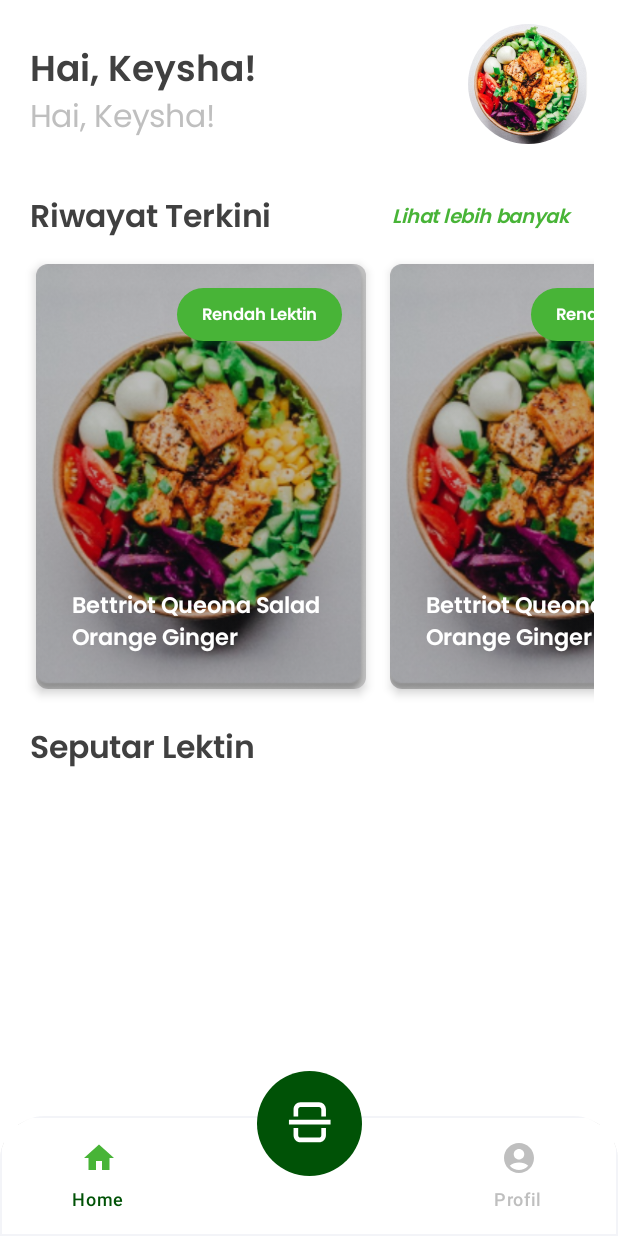
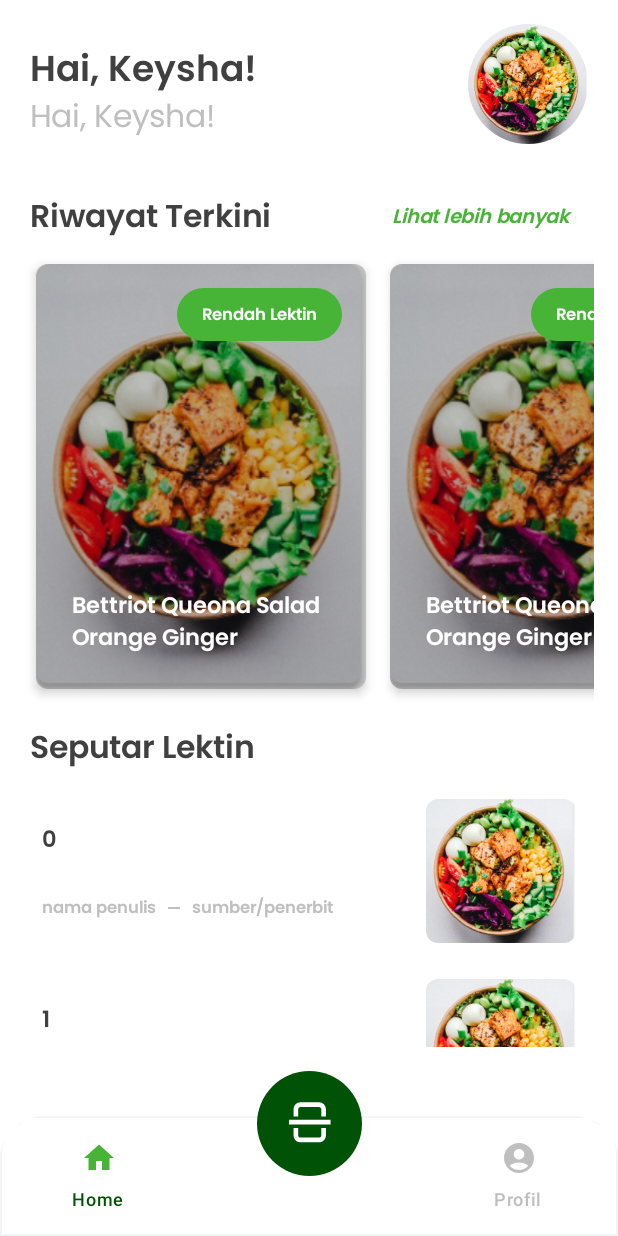
Before and after one commit to fitristachan/DietIn, an Android app built with Jetpack Compose: the MainActivity screen opened directly, with no data from a screen before it, on a phone screen of 412 x 824 dp. Run offline under Robolectric (Android 15) with nearby library versions, the phone set to English and light mode, and no system bars.

Commit message:
slicing home and articlecard done

```diff
--- a/app/src/main/java/com/dietin/ui/component/ArticleCard.kt
+++ b/app/src/main/java/com/dietin/ui/component/ArticleCard.kt
@@ -1 +1,127 @@
 package com.dietin.ui.component
+
+import androidx.compose.foundation.Image
+import androidx.compose.foundation.background
+import androidx.compose.foundation.layout.Arrangement
+import androidx.compose.foundation.layout.Column
+import androidx.compose.foundation.layout.Row
+import androidx.compose.foundation.layout.Spacer
+import androidx.compose.foundation.layout.fillMaxHeight
+import androidx.compose.foundation.layout.fillMaxSize
+import androidx.compose.foundation.layout.fillMaxWidth
+import androidx.compose.foundation.layout.height
+import androidx.compose.foundation.layout.padding
+import androidx.compose.foundation.layout.size
+import androidx.compose.foundation.layout.width
+import androidx.compose.foundation.layout.widthIn
+import androidx.compose.foundation.shape.RoundedCornerShape
+import androidx.compose.material3.MaterialTheme
+import androidx.compose.material3.Card
+import androidx.compose.material3.CardDefaults
+import androidx.compose.material3.Text
+import androidx.compose.runtime.Composable
+import androidx.compose.ui.Alignment
+import androidx.compose.ui.Modifier
+import androidx.compose.ui.draw.clip
+import androidx.compose.ui.layout.ContentScale
+import androidx.compose.ui.res.painterResource
+import androidx.compose.ui.text.style.TextAlign
+import androidx.compose.ui.unit.dp
+import com.dietin.R
+
+@Composable
+fun ArticleCard(
+    modifier: Modifier,
+    articleTitle: String
+) {
+    Card(
+        colors = CardDefaults.cardColors(MaterialTheme.colorScheme.background),
+        modifier = Modifier
+            .fillMaxWidth()
+            .height(120.dp)
+            .padding(vertical = 4.dp)
+    ) {
+        Row(
+            modifier = Modifier
+                .fillMaxSize()
+                .padding(8.dp),
+            horizontalArrangement = Arrangement.SpaceBetween
+        ) {
+            Column(
+                horizontalAlignment = Alignment.Start,
+                verticalArrangement = Arrangement.SpaceBetween,
+                modifier = Modifier
+                    .fillMaxHeight()
+                    .padding(vertical = 16.dp)
+            ) {
+                Text(
+                    text = articleTitle,
+                    style = MaterialTheme.typography.titleMedium,
+                    color = MaterialTheme.colorScheme.onBackground,
+                    textAlign = TextAlign.Start,
+                    maxLines = 3
+                )
+
+                Spacer(
+                    modifier = Modifier
+                        .widthIn(min = 3.dp)
+                )
+
+                Row(
+                    verticalAlignment = Alignment.CenterVertically,
+                ) {
+                    Text(
+                        text = "nama penulis",
+                        style = MaterialTheme.typography.labelSmall,
+                        color = MaterialTheme.colorScheme.onSurfaceVariant,
+                        textAlign = TextAlign.Start,
+                        maxLines = 1
+                    )
+
+                    Spacer(
+                        modifier = Modifier
+                            .size(8.dp)
+                    )
+
+                    Spacer(
+                        modifier = Modifier
+                            .height(1.dp)
+                            .width(8.dp)
+                            .background(MaterialTheme.colorScheme.onSurfaceVariant)
+                    )
+
+                    Spacer(
+                        modifier = Modifier
+                            .size(8.dp)
+                    )
+
+                    Text(
+                        text = "sumber/penerbit",
+                        style = MaterialTheme.typography.labelSmall,
+                        color = MaterialTheme.colorScheme.onSurfaceVariant,
+                        textAlign = TextAlign.Start,
+                        maxLines = 1
+                    )
+                }
+            }
+
+            Row (
+                verticalAlignment = Alignment.CenterVertically,
+            ){
+                Spacer(
+                    modifier = Modifier
+                        .widthIn(min = 8.dp)
+                )
+
+                Image(
+                    painter = painterResource(id = R.drawable.dummy_photo),
+                    contentDescription = articleTitle,
+                    contentScale = ContentScale.Crop,
+                    modifier = Modifier
+                        .clip(RoundedCornerShape(8.dp))
+                        .size(100.dp)
+                )
+            }
+        }
+    }
+}
--- a/app/src/main/java/com/dietin/ui/screen/home/HomeScreen.kt
+++ b/app/src/main/java/com/dietin/ui/screen/home/HomeScreen.kt
@@ -11,6 +11,7 @@ import androidx.compose.foundation.layout.heightIn
 import androidx.compose.foundation.layout.padding
 import androidx.compose.foundation.layout.size
 import androidx.compose.foundation.layout.wrapContentSize
+import androidx.compose.foundation.lazy.LazyColumn
 import androidx.compose.foundation.lazy.LazyRow
 import androidx.compose.foundation.shape.CircleShape
 import androidx.compose.material3.MaterialTheme
@@ -25,6 +26,7 @@ import androidx.compose.ui.res.painterResource
 import androidx.compose.ui.text.font.FontStyle
 import androidx.compose.ui.unit.dp
 import com.dietin.R
+import com.dietin.ui.component.ArticleCard
 import com.dietin.ui.component.ScanCard
 
 @Composable
@@ -110,14 +112,29 @@ fun HomeScreen(
 
         Spacer(modifier = Modifier.heightIn(min = 24.dp))
 
-        Text(
-            text = "Seputar Lektin",
-            style = MaterialTheme.typography.headlineSmall,
+        Column(
             modifier = Modifier
-                .fillMaxWidth()
-                .padding(horizontal = 4.dp),)
+                .padding(horizontal = 4.dp)
+        ){
+            Text(
+                text = "Seputar Lektin",
+                style = MaterialTheme.typography.headlineSmall)
 
-        Spacer(modifier = Modifier.heightIn(min = 8.dp))
+            Spacer(modifier = Modifier.heightIn(min = 8.dp))
+
+            LazyColumn(
+                userScrollEnabled = true,
+                modifier = Modifier
+                    .fillMaxWidth()
+            ){
+                items(count = 10) {index ->
+                    ArticleCard(
+                        modifier = Modifier,
+                        articleTitle = index.toString()
+                    )
+                }
+            }
+        }
 
     }
 
--- a/app/src/main/java/com/dietin/ui/screen/register/RegisterScreen.kt
+++ b/app/src/main/java/com/dietin/ui/screen/register/RegisterScreen.kt
@@ -32,7 +32,6 @@ import androidx.compose.material3.OutlinedTextField
 import androidx.compose.material3.Text
 import androidx.compose.material3.TextFieldDefaults
 import androidx.compose.runtime.Composable
-import androidx.compose.runtime.LaunchedEffect
 import androidx.compose.runtime.getValue
 import androidx.compose.runtime.mutableStateOf
 import androidx.compose.runtime.remember
@@ -57,8 +56,7 @@ fun RegisterScreen(
 ) {
     val context = LocalContext.current
 
-    val state = rememberScrollState()
-    LaunchedEffect(Unit) { state.animateScrollTo(100) }
+    val state = rememberScrollState(0)
 
     var username by remember { mutableStateOf("") }
     var email by remember { mutableStateOf("") }
```
